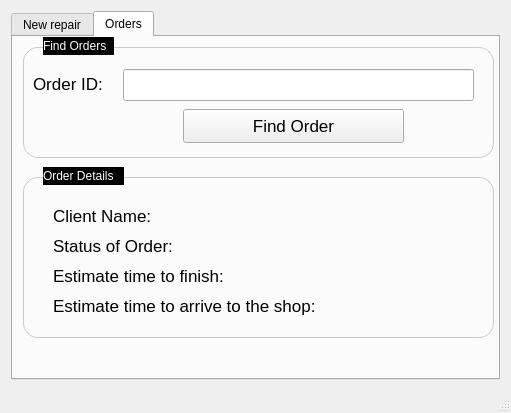
ChristopherCousin/PhoneShop, file tiendaMoviles/mainwindow.ui: the form before one commit.
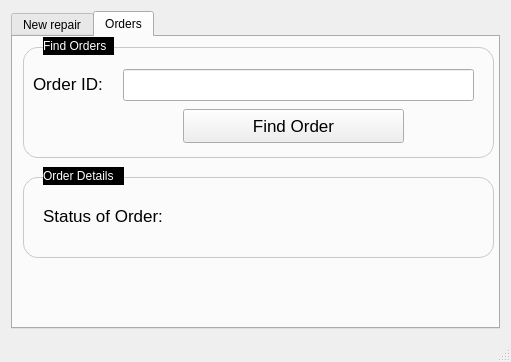
The form after the commit. The open tabs and pages were chosen to show the change.

```diff
--- a/tiendaMoviles/mainwindow.ui
+++ b/tiendaMoviles/mainwindow.ui
@@ -7,7 +7,7 @@
     <x>0</x>
     <y>0</y>
     <width>511</width>
-    <height>413</height>
+    <height>362</height>
    </rect>
   </property>
   <property name="windowTitle">
@@ -268,7 +268,7 @@
           <x>10</x>
           <y>140</y>
           <width>471</width>
-          <height>161</height>
+          <height>81</height>
          </rect>
         </property>
         <property name="styleSheet">
@@ -300,29 +300,11 @@
          <string>Order Details</string>
         </property>
        </widget>
-       <widget class="QLabel" name="label_11">
-        <property name="geometry">
-         <rect>
-          <x>40</x>
-          <y>170</y>
-          <width>121</width>
-          <height>18</height>
-         </rect>
-        </property>
-        <property name="font">
-         <font>
-          <pointsize>13</pointsize>
-         </font>
-        </property>
-        <property name="text">
-         <string>Client Name:</string>
-        </property>
-       </widget>
        <widget class="QLabel" name="label_12">
         <property name="geometry">
          <rect>
-          <x>40</x>
-          <y>200</y>
+          <x>30</x>
+          <y>170</y>
           <width>131</width>
           <height>18</height>
          </rect>
@@ -336,42 +318,6 @@
          <string>Status of Order:</string>
         </property>
        </widget>
-       <widget class="QLabel" name="label_13">
-        <property name="geometry">
-         <rect>
-          <x>40</x>
-          <y>230</y>
-          <width>191</width>
-          <height>18</height>
-         </rect>
-        </property>
-        <property name="font">
-         <font>
-          <pointsize>13</pointsize>
-         </font>
-        </property>
-        <property name="text">
-         <string>Estimate time to finish:</string>
-        </property>
-       </widget>
-       <widget class="QLabel" name="label_14">
-        <property name="geometry">
-         <rect>
-          <x>40</x>
-          <y>260</y>
-          <width>291</width>
-          <height>18</height>
-         </rect>
-        </property>
-        <property name="font">
-         <font>
-          <pointsize>13</pointsize>
-         </font>
-        </property>
-        <property name="text">
-         <string>Estimate time to arrive to the shop:</string>
-        </property>
-       </widget>
       </widget>
      </widget>
     </item>
```
Left out of the diff: 2 changed lines with no effect on the pictures.
